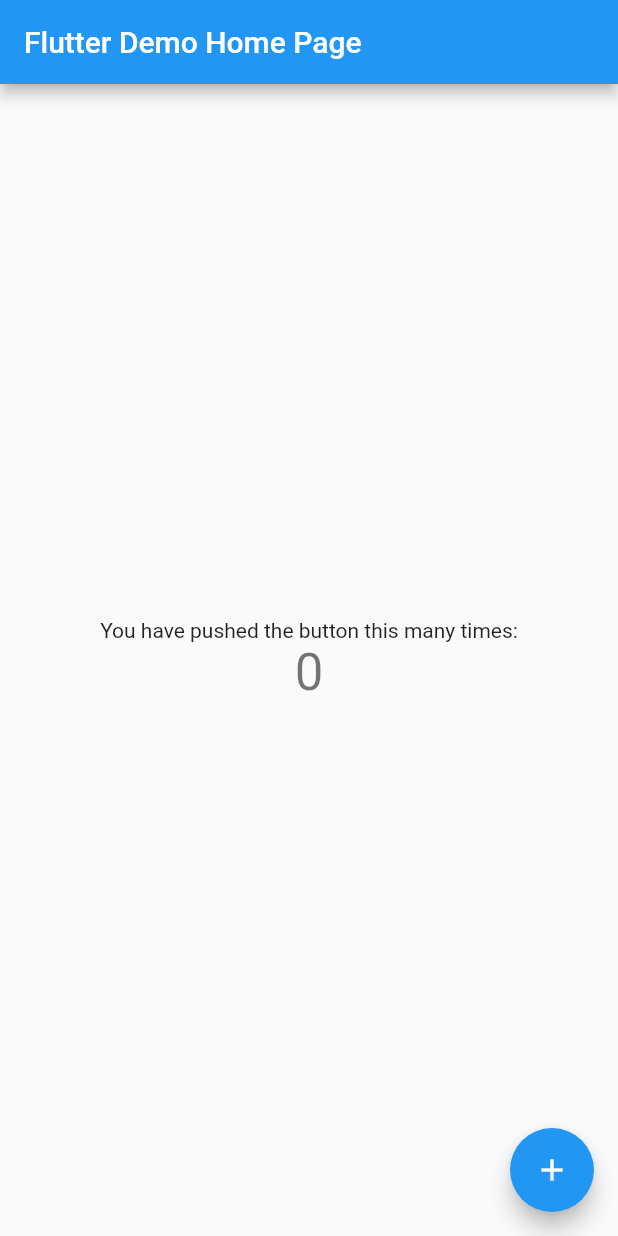
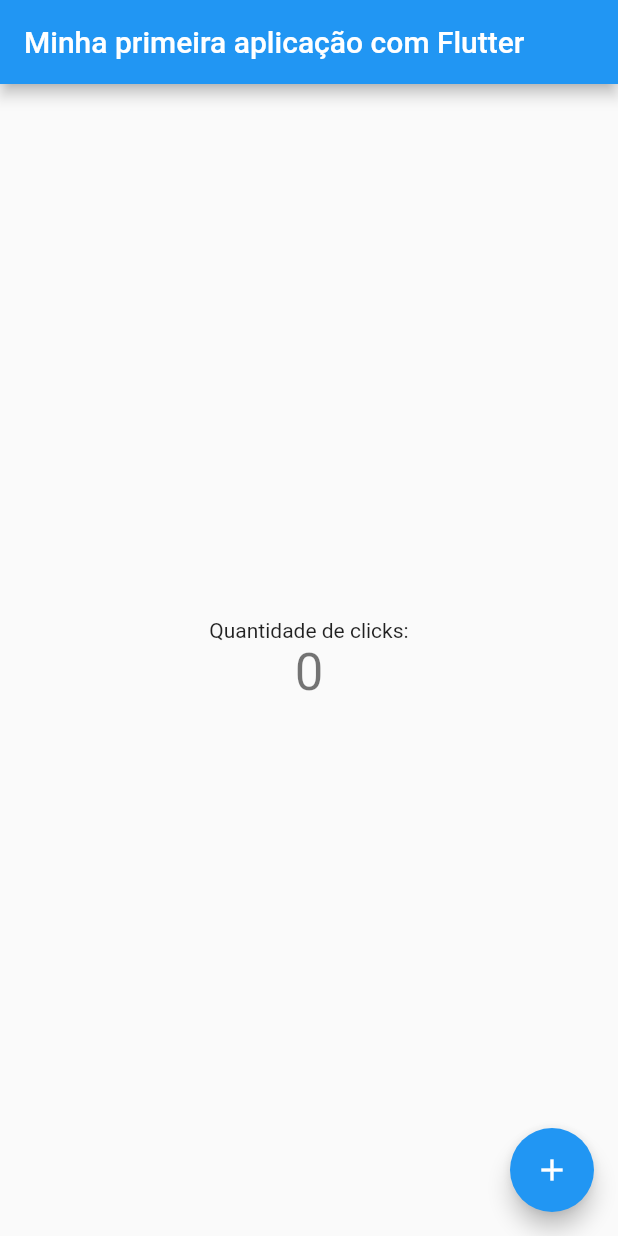
Before and after one commit to jamesSena/MyFlutter, a Flutter app: the screen it shows after launch, on a phone screen of 412 x 824 dp. Run offline on Flutter 3.47's test engine with Material 2 defaults, Android fonts, the phone set to English and light mode, and no system bars.

Commit message:
Alterando o texto da aplicação

```diff
--- a/lib/main.dart
+++ b/lib/main.dart
@@ -20,7 +20,7 @@ class MyApp extends StatelessWidget {
         // is not restarted.
         primarySwatch: Colors.blue,
       ),
-      home: MyHomePage(title: 'Flutter Demo Home Page'),
+      home: MyHomePage(title: 'Minha primeira aplicação com Flutter'),
     );
   }
 }
@@ -92,7 +92,7 @@ class _MyHomePageState extends State<MyHomePage> {
           mainAxisAlignment: MainAxisAlignment.center,
           children: <Widget>[
             Text(
-              'You have pushed the button this many times:',
+              'Quantidade de clicks:',
             ),
             Text(
               '$_counter',
```
